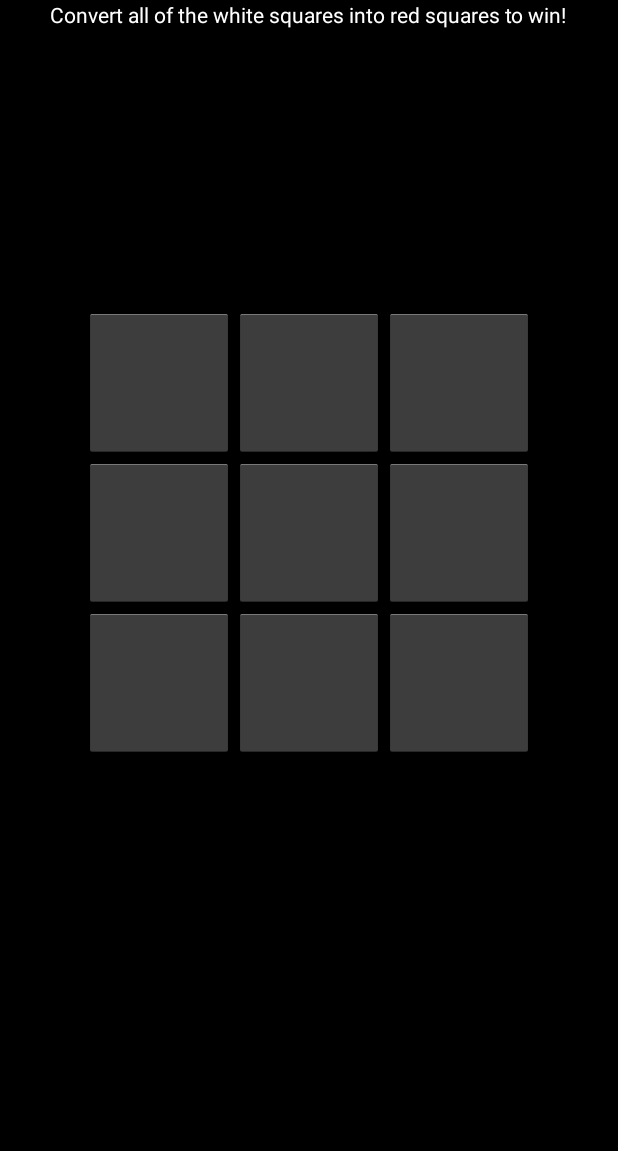
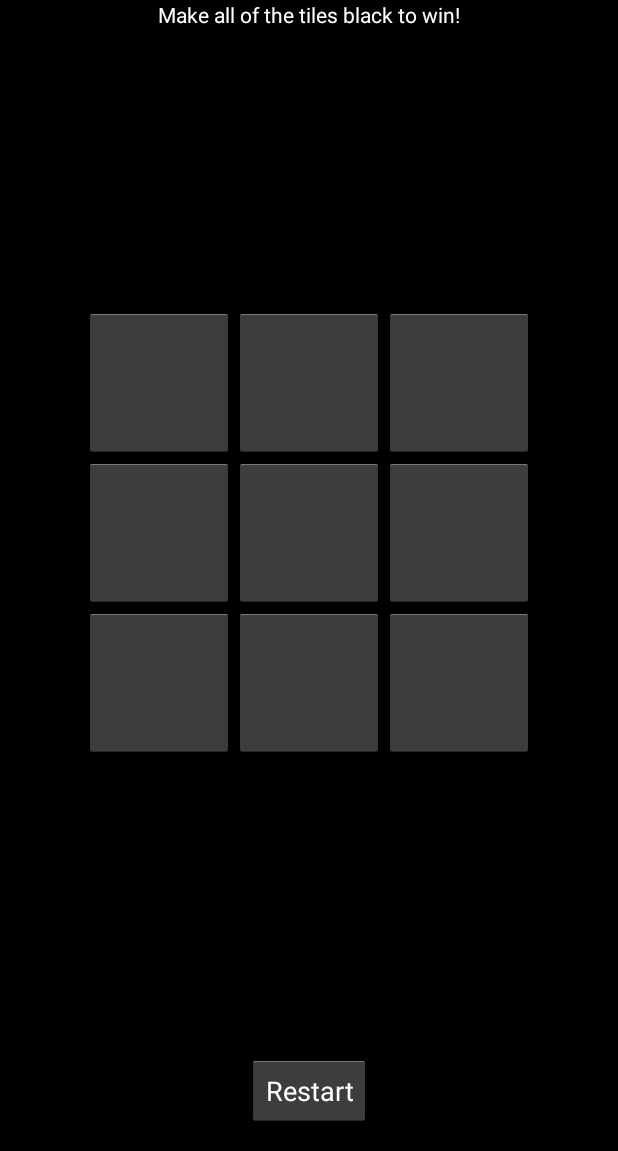
Before and after one commit to matthew-compton/LifeRx, an Android app: the screen it shows after launch (LifeActivity), on a phone screen of 412 x 824 dp, the part 85-1236 px from its top. Run offline under Robolectric (Android 15) with nearby library versions, the phone set to English and light mode, and no system bars; our stand-ins replace ButterKnife; libraries missing offline, so code that uses them is left out: rx.functions, rx.subjects; 2 statements that could not run were skipped.

Commit message:
Added restart capability

```diff
--- a/app/src/main/java/com/bignerdranch/android/liferx/LifeFragment.java
+++ b/app/src/main/java/com/bignerdranch/android/liferx/LifeFragment.java
@@ -7,6 +7,10 @@ import android.view.LayoutInflater;
 import android.view.View;
 import android.view.ViewGroup;
 import android.widget.Button;
+import android.widget.Toast;
+
+import java.util.ArrayList;
+import java.util.List;
 
 import butterknife.ButterKnife;
 import butterknife.InjectView;
@@ -17,15 +21,18 @@ import rx.subjects.PublishSubject;
 
 public class LifeFragment extends Fragment {
 
-    @InjectView(R.id.button1) Button _button1;
-    @InjectView(R.id.button2) Button _button2;
-    @InjectView(R.id.button3) Button _button3;
-    @InjectView(R.id.button4) Button _button4;
-    @InjectView(R.id.button5) Button _button5;
-    @InjectView(R.id.button6) Button _button6;
-    @InjectView(R.id.button7) Button _button7;
-    @InjectView(R.id.button8) Button _button8;
-    @InjectView(R.id.button9) Button _button9;
+    @InjectView(R.id.button1) Button tileButton1;
+    @InjectView(R.id.button2) Button tileButton2;
+    @InjectView(R.id.button3) Button tileButton3;
+    @InjectView(R.id.button4) Button tileButton4;
+    @InjectView(R.id.button5) Button tileButton5;
+    @InjectView(R.id.button6) Button tileButton6;
+    @InjectView(R.id.button7) Button tileButton7;
+    @InjectView(R.id.button8) Button tileButton8;
+    @InjectView(R.id.button9) Button tileButton9;
+    @InjectView(R.id.button_restart) Button buttonRestart;
+
+    private List<Button> tileButtons;
 
     Subscription _subscription;
     PublishSubject<Button> _resultEmitterSubject;
@@ -35,11 +42,28 @@ public class LifeFragment extends Fragment {
         View layout = inflater.inflate(R.layout.fragment_life, container, false);
         ButterKnife.inject(this, layout);
 
+        tileButtons = new ArrayList<Button>() {{
+            add(tileButton1);
+            add(tileButton2);
+            add(tileButton3);
+            add(tileButton4);
+            add(tileButton5);
+            add(tileButton6);
+            add(tileButton7);
+            add(tileButton8);
+            add(tileButton9);
+        }};
+
         _resultEmitterSubject = PublishSubject.create();
         _subscription = _resultEmitterSubject.asObservable().subscribe(new Action1<Button>() {
             @Override
             public void call(Button button) {
                 button.setEnabled(false);
+                // TODO - start timer if not started
+                if (isVictory()) {
+                    // TODO - stop timer
+                    Toast.makeText(getActivity(), getString(R.string.victory), Toast.LENGTH_SHORT).show();
+                }
             }
         });
 
@@ -51,6 +75,22 @@ public class LifeFragment extends Fragment {
         _resultEmitterSubject.onNext(button);
     }
 
+    @OnClick(R.id.button_restart)
+    public void restart() {
+        for (Button button : tileButtons) {
+            button.setEnabled(true);
+        }
+    }
+
+    private boolean isVictory() {
+        for (Button button : tileButtons) {
+            if (button.isEnabled()) {
+                return false;
+            }
+        }
+        return true;
+    }
+
     @Override
     public void onDestroyView() {
         super.onDestroyView();
--- a/app/src/main/res/layout/fragment_life.xml
+++ b/app/src/main/res/layout/fragment_life.xml
@@ -87,4 +87,12 @@
 
     </TableLayout>
 
+    <Button
+        android:id="@+id/button_restart"
+        android:text="@string/restart"
+        android:textColor="@android:color/white"
+        android:layout_width="wrap_content"
+        android:layout_height="wrap_content"
+        android:layout_gravity="center_horizontal|bottom"/>
+
 </FrameLayout>
--- a/app/src/main/res/values/strings.xml
+++ b/app/src/main/res/values/strings.xml
@@ -2,6 +2,9 @@
 <resources>
 
     <string name="app_name">LifeRx</string>
-    <string name="app_description">Convert all of the white squares into red squares to win!</string>
+    <string name="app_description">Make all of the tiles black to win!</string>
+
+    <string name="restart">Restart</string>
+    <string name="victory">Victory!</string>
 
 </resources>
```
